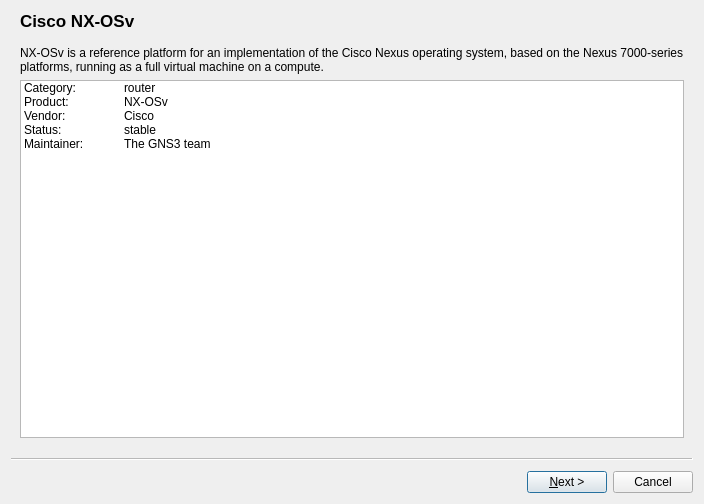
This is gns3/ui/appliance_wizard.ui in GNS3/gns3-gui as Qt 5 draws it before an edit. The edited form follows.
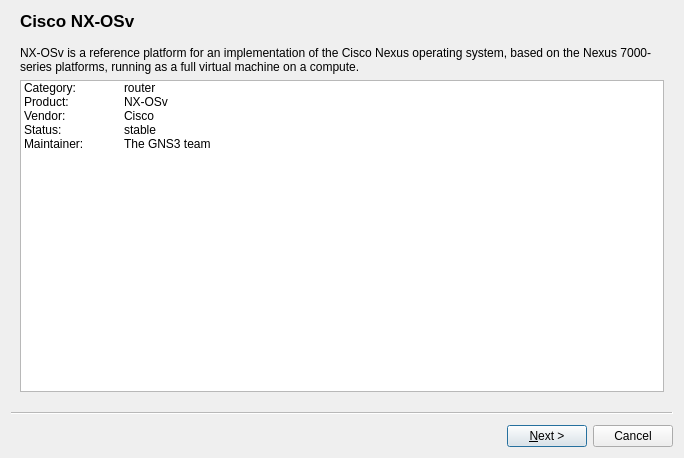
This is the edited form.

What changed in the file:
```diff
--- a/gns3/ui/appliance_wizard.ui
+++ b/gns3/ui/appliance_wizard.ui
@@ -6,8 +6,8 @@
    <rect>
     <x>0</x>
     <y>0</y>
-    <width>704</width>
-    <height>504</height>
+    <width>684</width>
+    <height>458</height>
    </rect>
   </property>
   <property name="sizePolicy">
```
Left out of the diff: 4 changed lines with no effect on the pictures.
